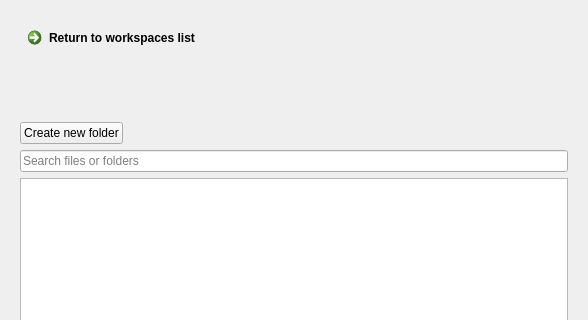
Above: parsec/core/gui/forms/files_widget.ui from Scille/parsec-cloud before the change; both pictures show x 0 to 588 and y 0 to 320 of the 588 by 493 pixel window. Below: the same form after it.
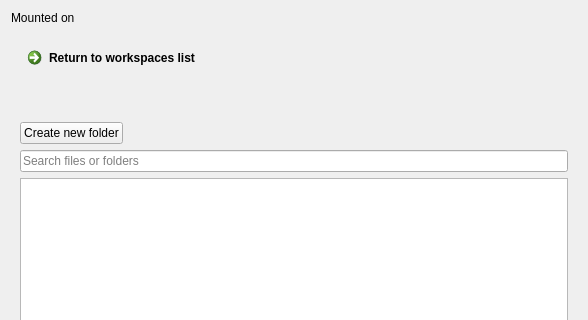
That is the form after the change.

Commit message: Added transitions betweent logged/mounted

```diff
--- a/parsec/core/gui/forms/files_widget.ui
+++ b/parsec/core/gui/forms/files_widget.ui
@@ -20,6 +20,36 @@
    <string>Form</string>
   </property>
   <layout class="QVBoxLayout" name="verticalLayout">
+   <item>
+    <layout class="QHBoxLayout" name="horizontalLayout_4">
+     <item>
+      <widget class="QLabel" name="label">
+       <property name="sizePolicy">
+        <sizepolicy hsizetype="Minimum" vsizetype="Preferred">
+         <horstretch>0</horstretch>
+         <verstretch>0</verstretch>
+        </sizepolicy>
+       </property>
+       <property name="text">
+        <string>Mounted on</string>
+       </property>
+      </widget>
+     </item>
+     <item>
+      <widget class="QLabel" name="label_mountpoint">
+       <property name="sizePolicy">
+        <sizepolicy hsizetype="Expanding" vsizetype="Preferred">
+         <horstretch>0</horstretch>
+         <verstretch>0</verstretch>
+        </sizepolicy>
+       </property>
+       <property name="text">
+        <string/>
+       </property>
+      </widget>
+     </item>
+    </layout>
+   </item>
    <item>
     <widget class="QWidget" name="widget_files" native="true">
      <property name="sizePolicy">
@@ -60,13 +90,6 @@
         </property>
        </widget>
       </item>
-      <item>
-       <widget class="QLabel" name="label_mountpoint">
-        <property name="text">
-         <string/>
-        </property>
-       </widget>
-      </item>
       <item>
        <widget class="QLabel" name="label_cd_elems">
         <property name="sizePolicy">
```
The commit also changes 12 other files.
